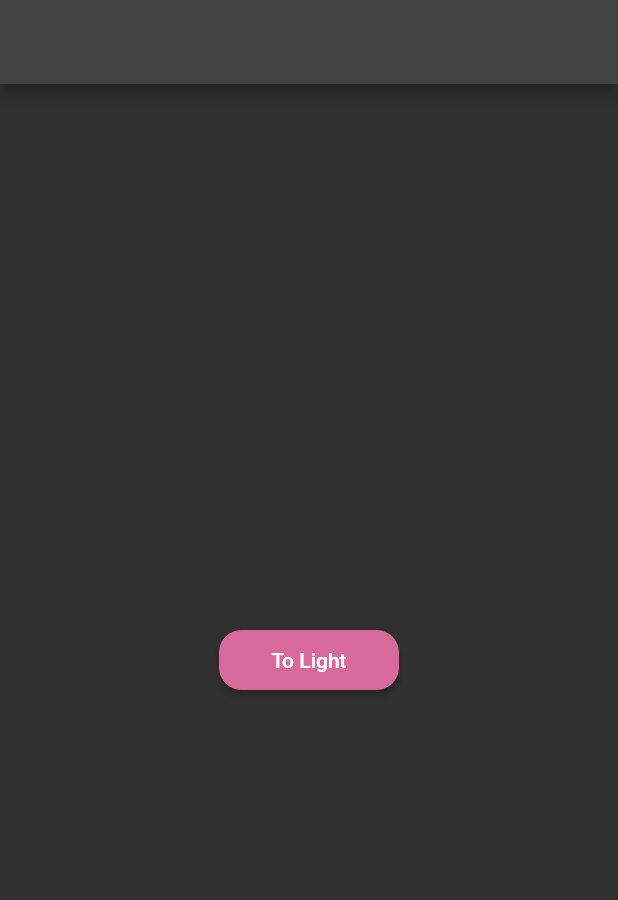
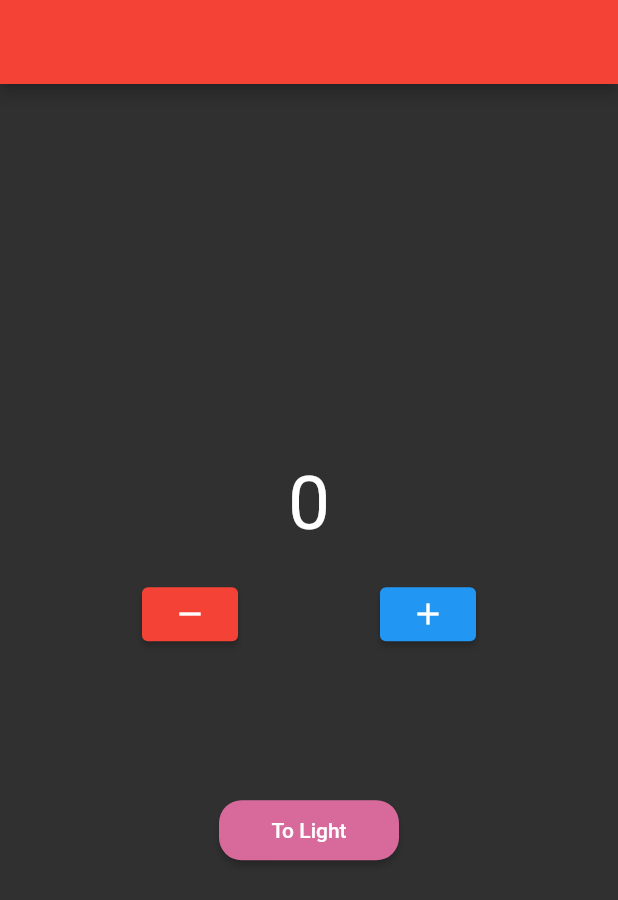
Before and after one commit to walidwazini/Flutter_theme_cubit, a Flutter app: the screen it shows after launch, on a phone screen of 412 x 824 dp. Shown: the top 900 px of the screen. Run offline on Flutter 3.47's test engine with Material 2 defaults, Android fonts, the phone set to English and light mode, and no system bars; our stand-ins replace bloc, flutter_bloc.

Commit message:
using counter cubit

```diff
--- /dev/null
+++ b/lib/Cubit/counter_state.dart
@@ -0,0 +1,17 @@
+part of 'counter_cubit.dart';
+
+// @immutable
+// abstract class CounterState {}
+//
+// class CounterInitial extends CounterState {}
+
+class CounterState {
+  int counterValue;
+  bool wasIncremented;
+
+  CounterState({
+    required this.counterValue,
+    required this.wasIncremented,
+  });
+
+}
--- a/lib/Routes/AppRouter.dart
+++ b/lib/Routes/AppRouter.dart
@@ -1,12 +1,14 @@
 import 'package:bloc_cubit_theme/Cubit/theme_cubit.dart';
+import '../Cubit/counter_cubit.dart';
 import 'package:bloc_cubit_theme/Screens/HomeScreen.dart';
 import 'package:flutter/material.dart';
 
 class AppRouter {
   late ThemeCubit themeCubit;
+  late CounterCubit counterCubit;
 
   AppRouter(){
-    themeCubit = ThemeCubit();
+    counterCubit = CounterCubit();
   }
 
   Route? generateRoute( RouteSettings settings){
--- a/lib/Screens/HomeScreen.dart
+++ b/lib/Screens/HomeScreen.dart
@@ -2,49 +2,72 @@ import 'package:bloc_cubit_theme/Cubit/theme_cubit.dart';
 import 'package:flutter/material.dart';
 import 'package:flutter_bloc/flutter_bloc.dart';
 
+import '../Cubit/counter_cubit.dart';
+// import '../Cubit/counter_state.dart';
+
 class HomeScreen extends StatelessWidget {
   @override
   Widget build(BuildContext context) {
-    ThemeCubit themeCubit = BlocProvider.of<ThemeCubit>(
-      context,
-      listen: false,
-    );
-    bool isDark = themeCubit.isDark;
+    // The BlocProvider<ThemeCubit> must be removed
 
     return Scaffold(
-      appBar: AppBar(),
-      body: BlocListener<ThemeCubit, ThemeState>(
-        listener: (context, state) {
-          // TODO: implement listener
-          ScaffoldMessenger.of(context).showSnackBar(
-            SnackBar(
-              content: isDark ? Text('Dark Theme') : Text('Light Theme'),
-              backgroundColor: isDark ?  Colors.lightBlueAccent : Colors.indigo,
-              duration: Duration(milliseconds: 300),
+      appBar: AppBar(
+        backgroundColor: Colors.red,
       ),
+      body: Center(
+        child: Column(
+          mainAxisAlignment: MainAxisAlignment.center,
+          children: [
+            // Todo Only wrap bloc builder with the important widget for the state
+            BlocBuilder<CounterCubit, CounterState>(
+              builder: (context, state) {
+                return Text(
+                  state.counterValue.toString(),
+                  style: TextStyle(fontSize: 50),
                 );
               },
-        child: BlocBuilder<ThemeCubit, ThemeState>(
-          builder: (context, ThemeState state) {
-            return Center(
-              child: SizedBox(
+            ),
+            SizedBox(
+              height: 20,
+            ),
+            Row(
+              mainAxisAlignment: MainAxisAlignment.spaceEvenly,
+              children: [
+                ElevatedButton(
+                  onPressed: () {
+                    BlocProvider.of<CounterCubit>(context).decrement();
+                  },
+                  child: Icon(Icons.remove),
+                  style: ElevatedButton.styleFrom(
+                    primary: Colors.red,
+                  ),
+                ),
+                ElevatedButton(
+                  onPressed: () {
+                    BlocProvider.of<CounterCubit>(context).increment();
+                  },
+                  child: Icon(Icons.add),
+                ),
+              ],
+            ),
+            SizedBox(
+              height: 100,
+            ),
+            SizedBox(
               width: 120,
               height: 40,
               child: ElevatedButton(
                 style: ElevatedButton.styleFrom(
-                    primary: isDark ? Color(0xff5f0737) : Color(0xffd76a9b),
+                  primary: Color(0xffd76a9b),
                   shape: RoundedRectangleBorder(
                     borderRadius: BorderRadius.circular(15),
                   ),
                 ),
-                  child: isDark? Text('To Dark') : Text('To Light'),
-                  onPressed: () {
-                    themeCubit.toggleTheme();
-                  },
+                child: Text('To Light'),
+                onPressed: () {},
               ),
             ),
-            );
-          },
+          ],
         ),
       ),
     );
--- a/lib/main.dart
+++ b/lib/main.dart
@@ -1,3 +1,5 @@
+import 'package:bloc_cubit_theme/Cubit/counter_cubit.dart';
+
 import './Routes/AppRouter.dart';
 import 'package:flutter/material.dart';
 import 'package:bloc_cubit_theme/Cubit/theme_cubit.dart';
@@ -10,15 +12,11 @@ class Core extends StatelessWidget {
 
   @override
   Widget build(BuildContext context) {
-    return MultiBlocProvider(
+    return BlocProvider<CounterCubit>(
+      create: (context) => CounterCubit(),
       child: MyApp(
         router: AppRouter(),
       ),
-      providers: [
-        BlocProvider(
-          create: (context) => ThemeCubit(),
-        )
-      ],
     );
   }
 }
@@ -30,12 +28,12 @@ class MyApp extends StatelessWidget {
 
   @override
   Widget build(BuildContext context) {
-    ThemeCubit themeCubit = BlocProvider.of<ThemeCubit>(context, listen: true);
-    bool isDark = themeCubit.isDark;
+    // ThemeCubit themeCubit = BlocProvider.of<ThemeCubit>(context, listen: true);
+    // bool isDark = themeCubit.isDark;
 
     return MaterialApp(
       title: 'My App',
-      theme: isDark ? ThemeData.light() : ThemeData.dark(),
+      theme: ThemeData.dark(),
       initialRoute: 'home',
       onGenerateRoute: router.generateRoute,
     );
```
Also changed, not shown: lib/Cubit/counter_cubit.dart (added, +29 -0 lines). Lines whose indentation alone changed are shown as unchanged.
